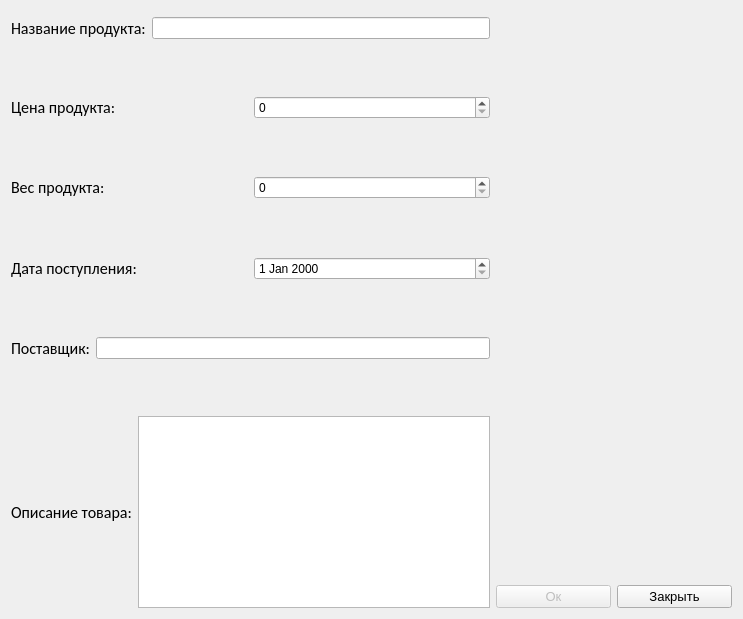
Before: the Qt Designer form src/addline.ui in spaceUSSR/storage, drawn with Qt 5.
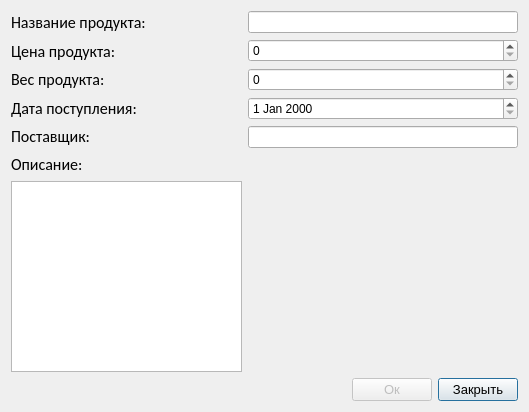
After: the same form once the commit is applied.

The edit to the form file:
```diff
--- a/src/addline.ui
+++ b/src/addline.ui
@@ -6,36 +6,16 @@
    <rect>
     <x>0</x>
     <y>0</y>
-    <width>743</width>
-    <height>619</height>
+    <width>529</width>
+    <height>412</height>
    </rect>
   </property>
   <property name="windowTitle">
    <string>Добавить</string>
   </property>
-  <layout class="QGridLayout" name="gridLayout">
-   <item row="5" column="0" colspan="2">
-    <layout class="QHBoxLayout" name="horizontalLayout_3">
-     <item>
-      <widget class="QLabel" name="weightLabel">
-       <property name="font">
-        <font>
-         <family>Calibri</family>
-         <pointsize>12</pointsize>
-        </font>
-       </property>
-       <property name="text">
-        <string>Вес продукта:</string>
-       </property>
-      </widget>
-     </item>
-     <item>
-      <widget class="QSpinBox" name="weightSpinBox"/>
-     </item>
-    </layout>
-   </item>
-   <item row="1" column="0" colspan="2">
-    <layout class="QHBoxLayout" name="horizontalLayout">
+  <layout class="QGridLayout" name="gridLayout_2">
+   <item row="0" column="0">
+    <layout class="QVBoxLayout" name="verticalLayout">
      <item>
       <widget class="QLabel" name="nameLabel">
        <property name="font">
@@ -50,16 +30,31 @@
       </widget>
      </item>
      <item>
-      <widget class="QLineEdit" name="nameEdit">
-       <property name="maxLength">
-        <number>30</number>
+      <widget class="QLabel" name="priceLabel">
+       <property name="font">
+        <font>
+         <family>Calibri</family>
+         <pointsize>12</pointsize>
+        </font>
        </property>
+       <property name="text">
+        <string>Цена продукта:</string>
+       </property>
       </widget>
      </item>
-    </layout>
-   </item>
-   <item row="7" column="0" colspan="2">
-    <layout class="QHBoxLayout" name="horizontalLayout_4">
+     <item>
+      <widget class="QLabel" name="weightLabel">
+       <property name="font">
+        <font>
+         <family>Calibri</family>
+         <pointsize>12</pointsize>
+        </font>
+       </property>
+       <property name="text">
+        <string>Вес продукта:</string>
+       </property>
+      </widget>
+     </item>
      <item>
       <widget class="QLabel" name="datetLabel">
        <property name="font">
@@ -74,39 +69,6 @@
       </widget>
      </item>
      <item>
-      <widget class="QDateEdit" name="dateEdit"/>
-     </item>
-    </layout>
-   </item>
-   <item row="10" column="1">
-    <spacer name="verticalSpacer_5">
-     <property name="orientation">
-      <enum>Qt::Vertical</enum>
-     </property>
-     <property name="sizeHint" stdset="0">
-      <size>
-       <width>20</width>
-       <height>42</height>
-      </size>
-     </property>
-    </spacer>
-   </item>
-   <item row="4" column="0">
-    <spacer name="verticalSpacer_2">
-     <property name="orientation">
-      <enum>Qt::Vertical</enum>
-     </property>
-     <property name="sizeHint" stdset="0">
-      <size>
-       <width>20</width>
-       <height>42</height>
-      </size>
-     </property>
-    </spacer>
-   </item>
-   <item row="9" column="0" colspan="2">
-    <layout class="QHBoxLayout" name="horizontalLayout_5">
-     <item>
       <widget class="QLabel" name="providertLabel">
        <property name="font">
         <font>
@@ -119,6 +81,34 @@
        </property>
       </widget>
      </item>
+    </layout>
+   </item>
+   <item row="0" column="1">
+    <layout class="QVBoxLayout" name="verticalLayout_2">
+     <item>
+      <widget class="QLineEdit" name="nameEdit">
+       <property name="maxLength">
+        <number>30</number>
+       </property>
+      </widget>
+     </item>
+     <item>
+      <widget class="QSpinBox" name="priceSpinBox">
+       <property name="maximum">
+        <number>1000000000</number>
+       </property>
+      </widget>
+     </item>
+     <item>
+      <widget class="QSpinBox" name="weightSpinBox">
+       <property name="maximum">
+        <number>1000000000</number>
+       </property>
+      </widget>
+     </item>
+     <item>
+      <widget class="QDateEdit" name="dateEdit"/>
+     </item>
      <item>
       <widget class="QLineEdit" name="providerEdit">
        <property name="maxLength">
@@ -128,73 +118,23 @@
      </item>
     </layout>
    </item>
-   <item row="8" column="0">
-    <spacer name="verticalSpacer_4">
-     <property name="orientation">
-      <enum>Qt::Vertical</enum>
+   <item row="1" column="0">
+    <widget class="QLabel" name="providertLabel_2">
+     <property name="font">
+      <font>
+       <family>Calibri</family>
+       <pointsize>12</pointsize>
+      </font>
      </property>
-     <property name="sizeHint" stdset="0">
-      <size>
-       <width>20</width>
-       <height>42</height>
-      </size>
+     <property name="text">
+      <string>Описание:</string>
      </property>
-    </spacer>
-   </item>
-   <item row="11" column="0" rowspan="3" colspan="2">
-    <layout class="QHBoxLayout" name="horizontalLayout_6">
-     <item>
-      <widget class="QLabel" name="providertLabel_2">
-       <property name="font">
-        <font>
-         <family>Calibri</family>
-         <pointsize>12</pointsize>
-        </font>
-       </property>
-       <property name="text">
-        <string>Описание товара:</string>
-       </property>
-      </widget>
-     </item>
-     <item>
-      <widget class="QPlainTextEdit" name="plainTextEdit"/>
-     </item>
-    </layout>
-   </item>
-   <item row="6" column="0">
-    <spacer name="verticalSpacer_3">
-     <property name="orientation">
-      <enum>Qt::Vertical</enum>
-     </property>
-     <property name="sizeHint" stdset="0">
-      <size>
-       <width>20</width>
-       <height>42</height>
-      </size>
-     </property>
-    </spacer>
-   </item>
-   <item row="3" column="0" colspan="2">
-    <layout class="QHBoxLayout" name="horizontalLayout_2">
-     <item>
-      <widget class="QLabel" name="priceLabel">
-       <property name="font">
-        <font>
-         <family>Calibri</family>
-         <pointsize>12</pointsize>
-        </font>
-       </property>
-       <property name="text">
-        <string>Цена продукта:</string>
-       </property>
-      </widget>
-     </item>
-     <item>
-      <widget class="QSpinBox" name="priceSpinBox"/>
-     </item>
-    </layout>
+    </widget>
    </item>
    <item row="2" column="0">
+    <widget class="QPlainTextEdit" name="plainTextEdit"/>
+   </item>
+   <item row="2" column="1">
     <spacer name="verticalSpacer">
      <property name="orientation">
       <enum>Qt::Vertical</enum>
@@ -202,14 +142,40 @@
      <property name="sizeHint" stdset="0">
       <size>
        <width>20</width>
-       <height>42</height>
+       <height>159</height>
       </size>
      </property>
     </spacer>
    </item>
-   <item row="13" column="2">
-    <layout class="QHBoxLayout" name="horizontalLayout_7">
-     <item>
+   <item row="3" column="1">
+    <layout class="QGridLayout" name="gridLayout">
+     <item row="0" column="2">
+      <widget class="QPushButton" name="closeButton">
+       <property name="font">
+        <font>
+         <family>Arial</family>
+         <pointsize>10</pointsize>
+        </font>
+       </property>
+       <property name="text">
+        <string>Закрыть</string>
+       </property>
+      </widget>
+     </item>
+     <item row="0" column="0">
+      <spacer name="horizontalSpacer">
+       <property name="orientation">
+        <enum>Qt::Horizontal</enum>
+       </property>
+       <property name="sizeHint" stdset="0">
+        <size>
+         <width>128</width>
+         <height>20</height>
+        </size>
+       </property>
+      </spacer>
+     </item>
+     <item row="0" column="1">
       <widget class="QPushButton" name="okButton">
        <property name="enabled">
         <bool>false</bool>
@@ -225,34 +191,8 @@
        </property>
       </widget>
      </item>
-     <item>
-      <widget class="QPushButton" name="closeButton">
-       <property name="font">
-        <font>
-         <family>Arial</family>
-         <pointsize>10</pointsize>
-        </font>
-       </property>
-       <property name="text">
-        <string>Закрыть</string>
-       </property>
-      </widget>
-     </item>
     </layout>
    </item>
-   <item row="0" column="2" rowspan="13">
-    <spacer name="verticalSpacer_6">
-     <property name="orientation">
-      <enum>Qt::Vertical</enum>
-     </property>
-     <property name="sizeHint" stdset="0">
-      <size>
-       <width>235</width>
-       <height>531</height>
-      </size>
-     </property>
-    </spacer>
-   </item>
   </layout>
  </widget>
  <resources/>
```
